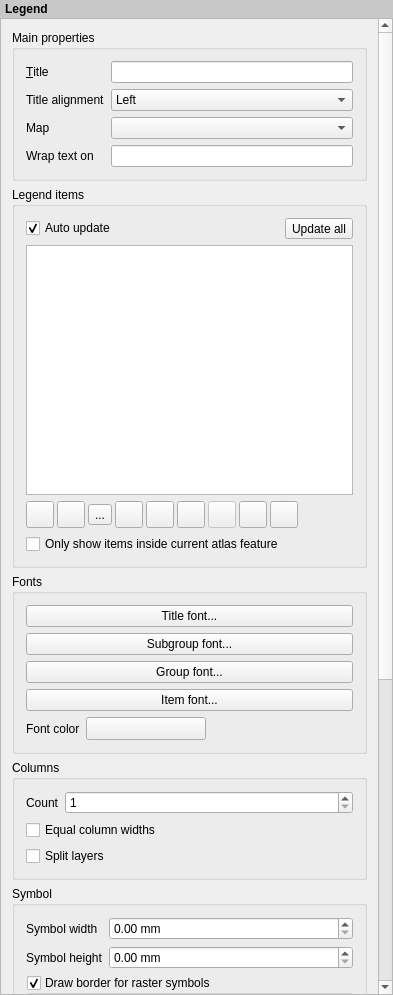
Before: the Qt Designer form src/ui/composer/qgscomposerlegendwidgetbase.ui in qgis/QGIS, drawn with Qt 5.
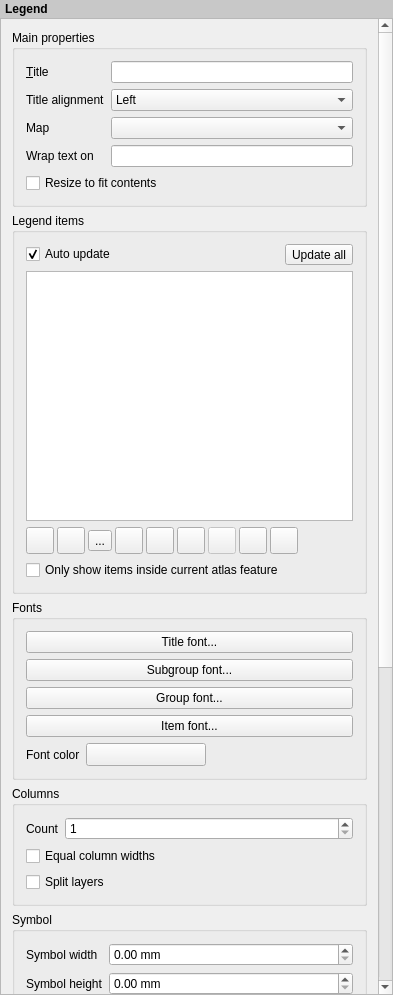
After: the same form once the commit is applied. Icons and pictures are not drawn. Custom widgets are drawn as their Qt base class.

Commit message:
[composer] Add a checkbox for legends to prevent automatic resizing
A new checkbox has been added to the legend settings to control
whether or not a legend should be automatically resized to fit
its contents.

If unchecked, then the legend will never resize and instead just
stick to whatever size the user has set. Any content which
doesn't fit the size is cropped out.

Refs #10556

On behalf of Faunalia, sponsored by ENEL

(cherry-picked from 2f8c6f52073d4c9c77c39fa119f18ef82783e05d)

```diff
--- a/src/ui/composer/qgscomposerlegendwidgetbase.ui
+++ b/src/ui/composer/qgscomposerlegendwidgetbase.ui
@@ -153,6 +153,13 @@
             </item>
            </widget>
           </item>
+          <item row="4" column="0" colspan="2">
+           <widget class="QCheckBox" name="mCheckboxResizeContents">
+            <property name="text">
+             <string>Resize to fit contents</string>
+            </property>
+           </widget>
+          </item>
          </layout>
         </widget>
        </item>
```
Left out of the diff: 1 changed line with no effect on the pictures. The commit also changes 10 other files.
